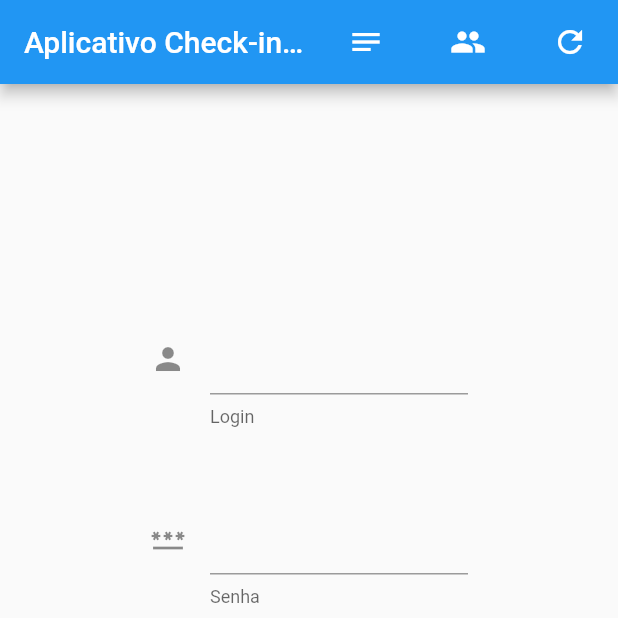
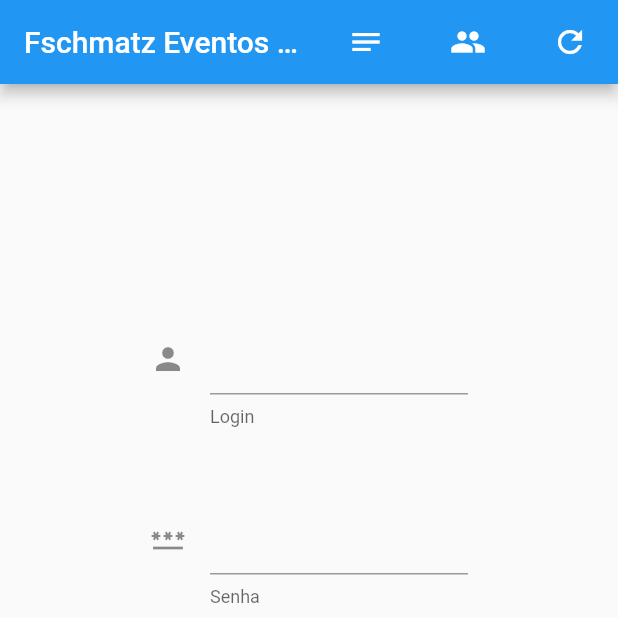
Before and after one commit to Fschmatz/flutter_task_final, a Flutter app: the screen it shows after launch, on a phone screen of 412 x 824 dp, the top half of it. Run offline on Flutter 3.47's test engine with Material 2 defaults, Android fonts, the phone set to English and light mode, and no system bars; our stand-ins replace sqflite, sqflite_common, sqflite_common_ffi; accounts and stored records are empty.

Commit message:
v 1.1.0
Habilitado Gateway
UI Changes

```diff
--- a/lib/main.dart
+++ b/lib/main.dart
@@ -127,7 +127,7 @@ class MyApp extends StatelessWidget {
       theme: ThemeData(
         primarySwatch: Colors.blue,
       ),
-      home: const MyHomePage(title: 'Aplicativo Check-in V 0.2.0'),
+      home: const MyHomePage(title: 'Fschmatz Eventos LLC - Aplicativo Check-in'),
     );
   }
 }
@@ -200,7 +200,7 @@ class _MyHomePageState extends State<MyHomePage> {
   Widget build(BuildContext context) {
     return Scaffold(
       appBar: AppBar(
-        title: const Text("Aplicativo Check-in V 0.2.0"),
+        title: const Text("Fschmatz Eventos LLC - Aplicativo Check-in v1.1.0"),
         actions: [
           Padding(
             padding: const EdgeInsets.fromLTRB(0, 0, 20, 0),
```
